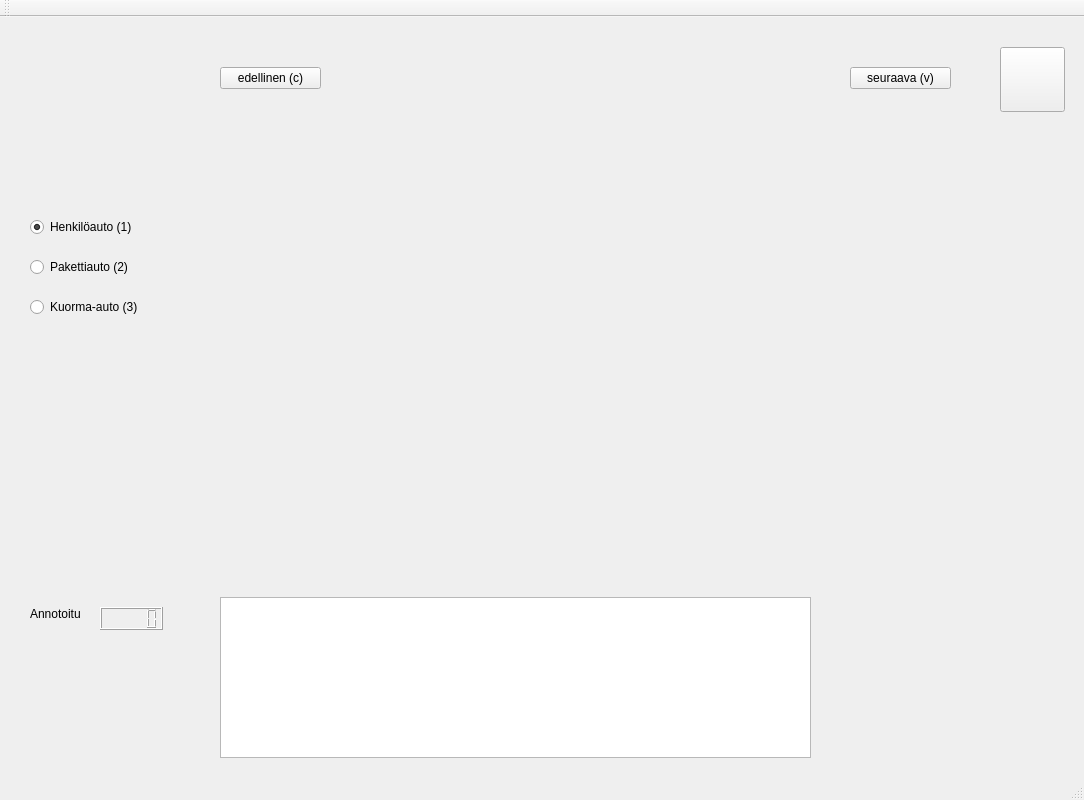
This is mainwindow.ui in TeMaVa/Annotator as Qt 5 draws it before an edit. The edited form follows.
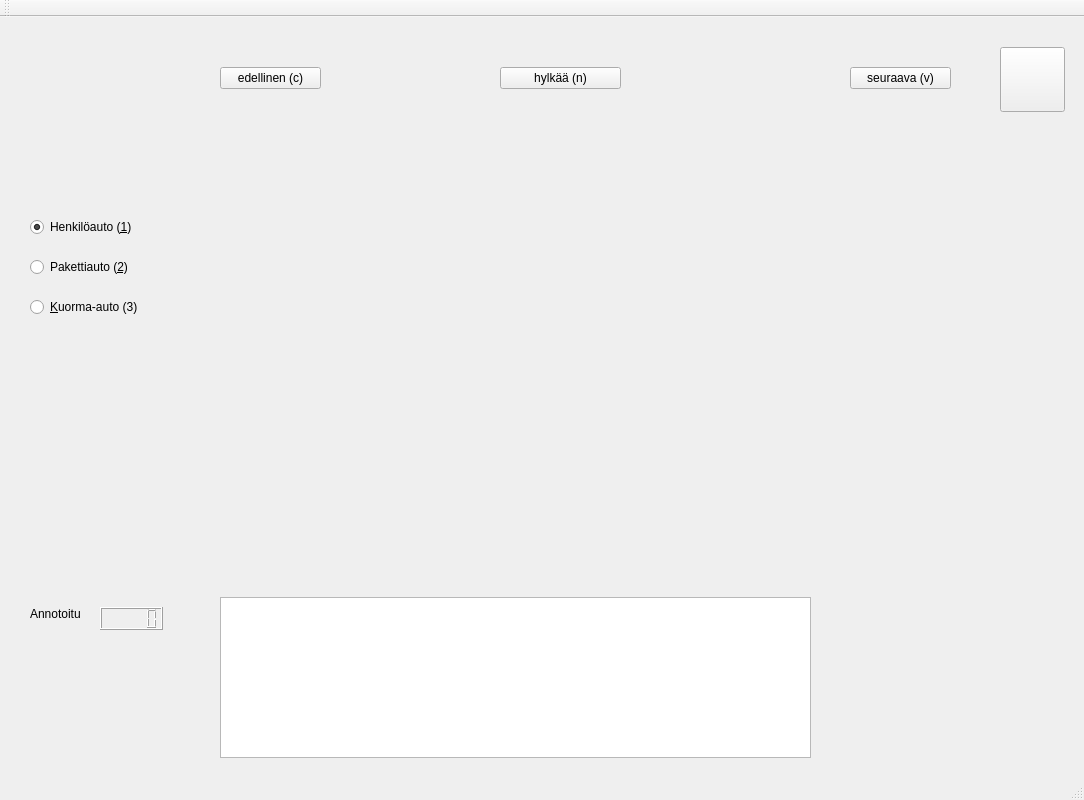
This is the edited form. Icons and pictures are not drawn.

Commit message: kuvan poisto -ominaisuus

Diff of the .ui file:
```diff
--- a/mainwindow.ui
+++ b/mainwindow.ui
@@ -62,7 +62,7 @@
      </rect>
     </property>
     <property name="text">
-     <string>Henkilöauto (1)</string>
+     <string>Henkilöauto (&amp;1)</string>
     </property>
     <property name="checked">
      <bool>true</bool>
@@ -78,7 +78,7 @@
      </rect>
     </property>
     <property name="text">
-     <string>Pakettiauto (2)</string>
+     <string>Pakettiauto (&amp;2)</string>
     </property>
     <property name="checked">
      <bool>false</bool>
@@ -94,7 +94,7 @@
      </rect>
     </property>
     <property name="text">
-     <string>Kuorma-auto (3)</string>
+     <string>&amp;Kuorma-auto (3)</string>
     </property>
    </widget>
    <widget class="QPushButton" name="nnforgeBtn">
@@ -191,6 +191,19 @@
      <string/>
     </property>
    </widget>
+   <widget class="QPushButton" name="ignoreBtn">
+    <property name="geometry">
+     <rect>
+      <x>500</x>
+      <y>50</y>
+      <width>121</width>
+      <height>22</height>
+     </rect>
+    </property>
+    <property name="text">
+     <string>hylkää (n)</string>
+    </property>
+   </widget>
   </widget>
   <widget class="QMenuBar" name="menuBar">
    <property name="geometry">
```
Left out of the diff: 3 changed lines with no effect on the pictures. The commit also changes 2 other files.
